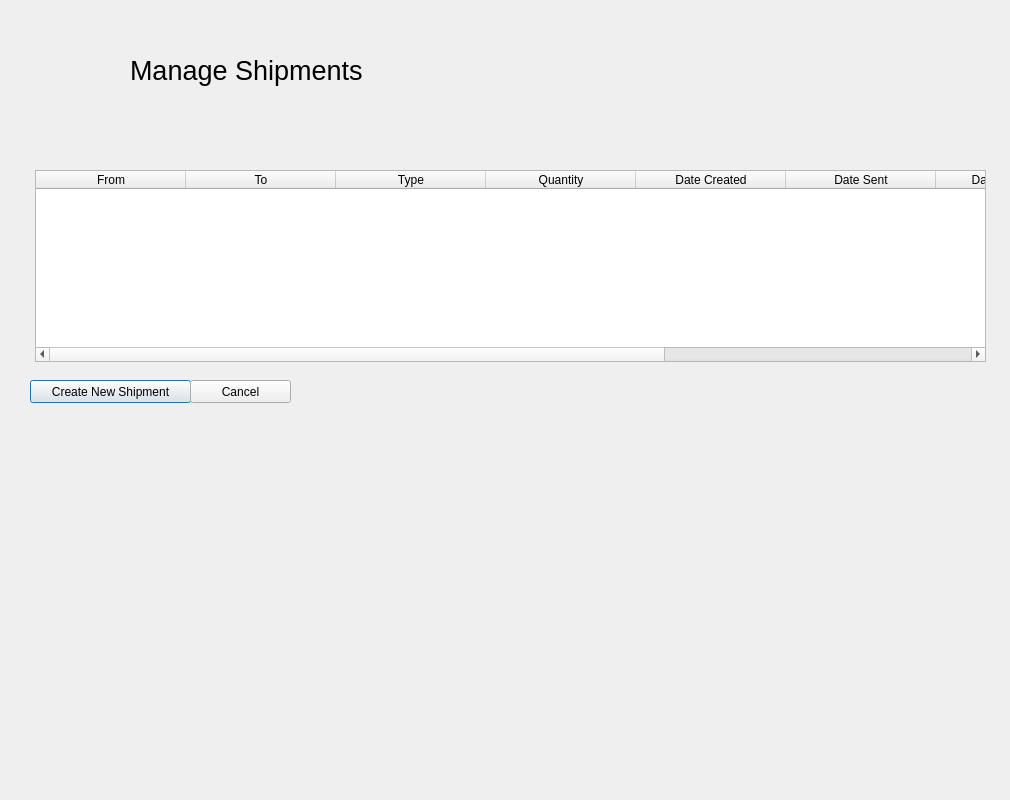
Qt form OmegaSquaddApplication/managetheshipmentswindow.ui (paulina7m/COMP3004OmegaSquad) before a commit.
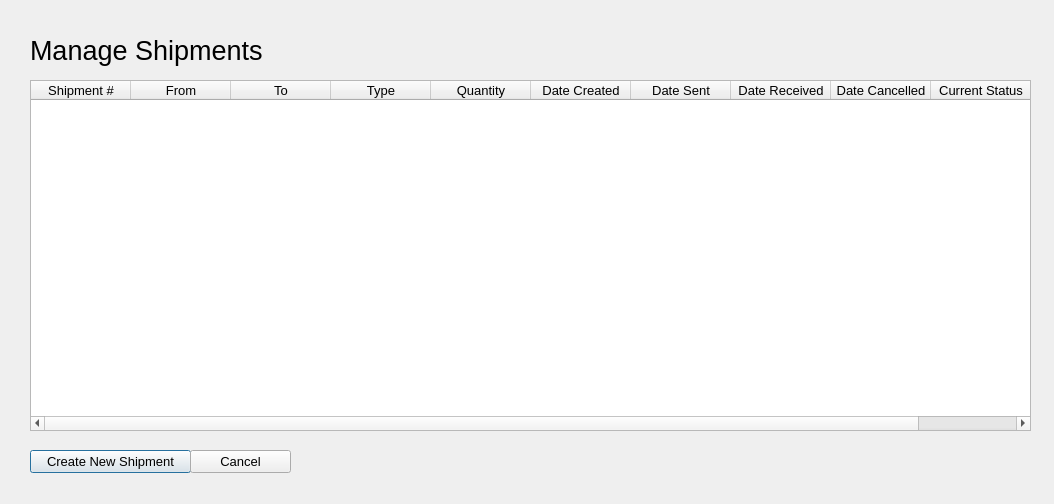
The same form after that commit.

What changed in the file:
```diff
--- a/OmegaSquaddApplication/managetheshipmentswindow.ui
+++ b/OmegaSquaddApplication/managetheshipmentswindow.ui
@@ -6,18 +6,23 @@
    <rect>
     <x>0</x>
     <y>0</y>
-    <width>1010</width>
-    <height>800</height>
+    <width>1054</width>
+    <height>504</height>
    </rect>
   </property>
+  <property name="font">
+   <font>
+    <pointsize>10</pointsize>
+   </font>
+  </property>
   <property name="windowTitle">
    <string>Manage Shipments</string>
   </property>
   <widget class="QLabel" name="label">
    <property name="geometry">
     <rect>
-     <x>130</x>
-     <y>40</y>
+     <x>30</x>
+     <y>20</y>
      <width>251</width>
      <height>61</height>
     </rect>
@@ -34,15 +39,20 @@
   <widget class="QTableWidget" name="tableWidget">
    <property name="geometry">
     <rect>
-     <x>35</x>
-     <y>170</y>
-     <width>951</width>
-     <height>192</height>
+     <x>30</x>
+     <y>80</y>
+     <width>1001</width>
+     <height>351</height>
     </rect>
    </property>
    <attribute name="horizontalHeaderDefaultSectionSize">
-    <number>150</number>
+    <number>100</number>
    </attribute>
+   <column>
+    <property name="text">
+     <string>Shipment #</string>
+    </property>
+   </column>
    <column>
     <property name="text">
      <string>From</string>
@@ -93,7 +103,7 @@
    <property name="geometry">
     <rect>
      <x>30</x>
-     <y>380</y>
+     <y>450</y>
      <width>161</width>
      <height>23</height>
     </rect>
@@ -106,7 +116,7 @@
    <property name="geometry">
     <rect>
      <x>190</x>
-     <y>380</y>
+     <y>450</y>
      <width>101</width>
      <height>23</height>
     </rect>
```
